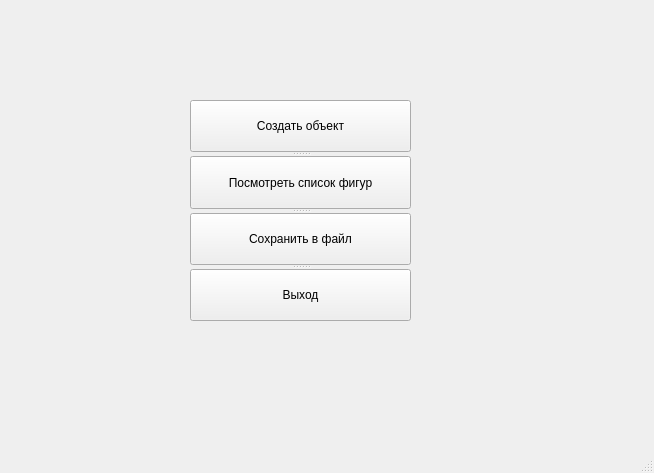
Old version of the form Demo/mainwindow.ui in the repository momooshi/GeometryAssistance.
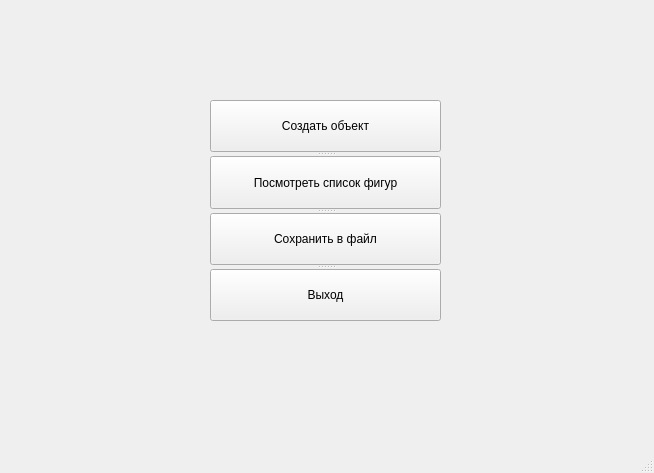
New version of the form.

What changed in the file:
```diff
--- a/Demo/mainwindow.ui
+++ b/Demo/mainwindow.ui
@@ -17,9 +17,9 @@
    <widget class="QSplitter" name="splitter">
     <property name="geometry">
      <rect>
-      <x>190</x>
+      <x>210</x>
       <y>100</y>
-      <width>221</width>
+      <width>231</width>
       <height>221</height>
      </rect>
     </property>
```
Left out of the diff: 2 changed lines with no effect on the pictures.
